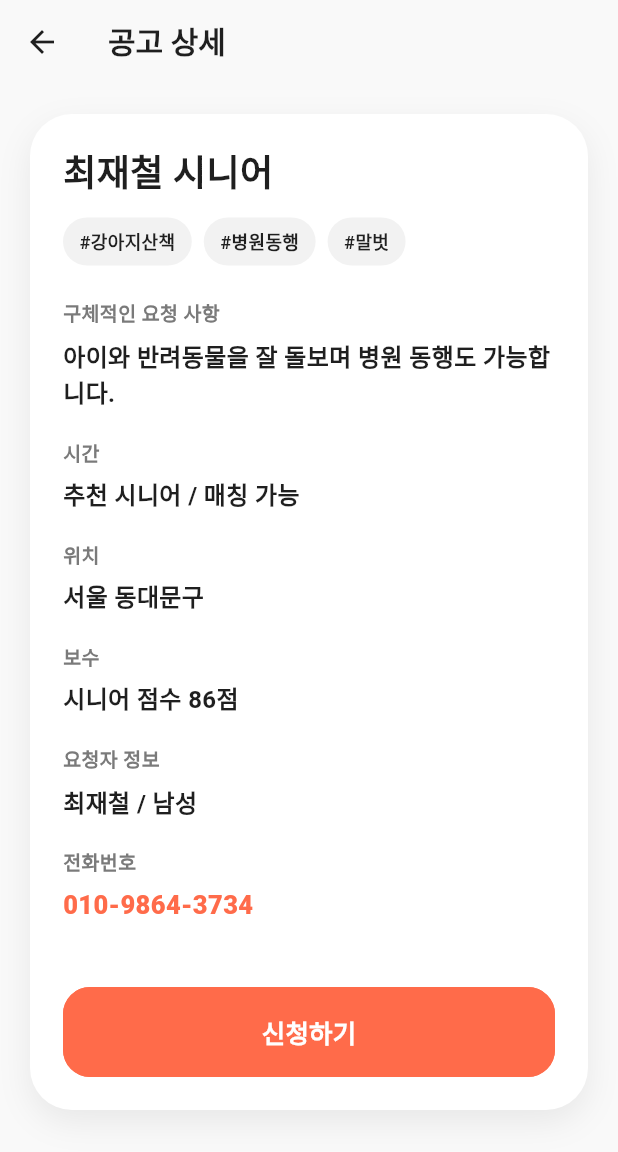
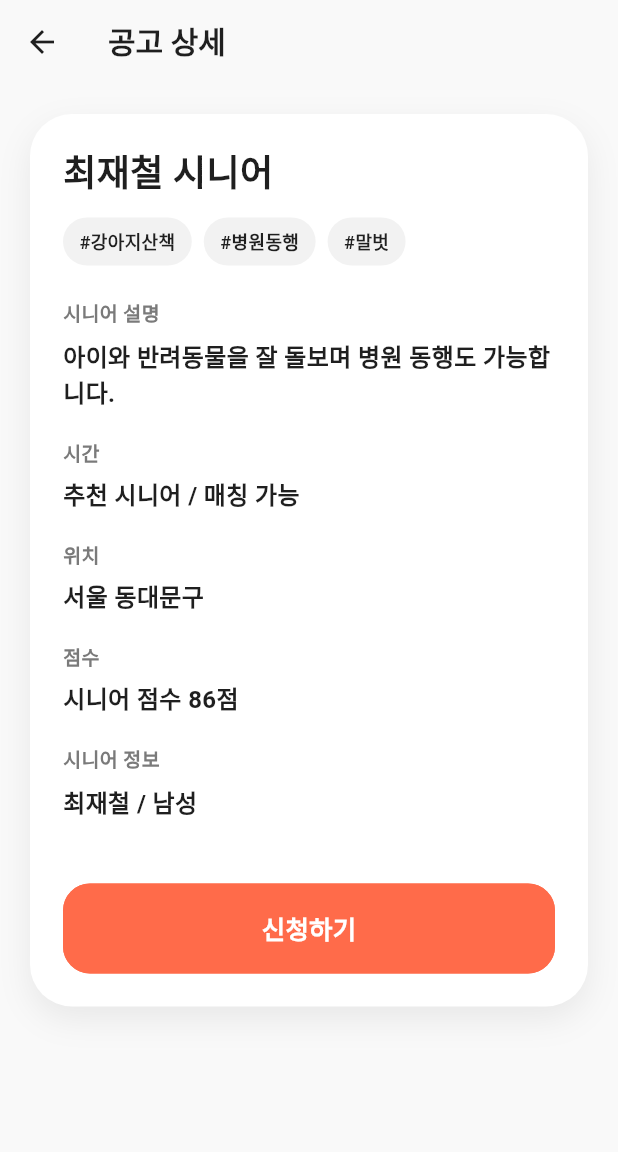
Before and after one commit to woong0529/SEMOTON_TEAM5_FRONTEND, a Flutter app: the RequesterHomeScreen screen opened directly, after a tap on "세부정보 보기", on a phone screen of 412 x 824 dp. Shown: the top 1152 px of the screen. Run offline on Flutter 3.47's test engine with Material 3 defaults, Android fonts, the phone set to English and light mode, and no system bars.

Commit message:
상세페이지의 정보를 시니어와 요청자에 따라 다르게 보여주도록 수정했습니다. 또한 시니어의 경우 일 종료 버튼을 누르면 일 종료 메시지가 뜨도록 했습니다.

```diff
--- a/lib/screens/auth/role_select_screen.dart
+++ b/lib/screens/auth/role_select_screen.dart
@@ -30,6 +30,7 @@ class RoleSelectScreen extends StatelessWidget {
                   height: 1.25,
                 ),
               ),
+              const Spacer(),
               const SizedBox(height: 28),
 
               _RoleCard(
@@ -78,6 +79,7 @@ class RoleSelectScreen extends StatelessWidget {
                   }
                 },
               ),
+              const Spacer(),
             ],
           ),
         ),
@@ -133,7 +135,7 @@ class _RoleCard extends StatelessWidget {
                   Text(
                     title,
                     style: const TextStyle(
-                      fontSize: 20,
+                      fontSize: 18,
                       fontWeight: FontWeight.w800,
                     ),
                   ),
--- a/lib/screens/home/job_detail_screen.dart
+++ b/lib/screens/home/job_detail_screen.dart
@@ -7,12 +7,16 @@ class JobDetailScreen extends StatelessWidget {
   final Map<String, dynamic> post;
   final bool showDecisionButtons;
   final bool showPhoneNumber;
+  final bool terminated;
+  final bool isSenior;
 
   const JobDetailScreen({
     super.key,
     required this.post,
     this.showDecisionButtons = false,
     this.showPhoneNumber = false,
+    this.terminated = false,
+    required this.isSenior,
   });
 
   @override
@@ -55,14 +59,12 @@ class JobDetailScreen extends StatelessWidget {
                 children: tags.map((e) => TagChip(label: e)).toList(),
               ),
               const SizedBox(height: 22),
-              _info('구체적인 요청 사항', post['content']),
+              _info(isSenior ? '시니어 설명' : '구체적인 요청 사항', post['content']),
               _info('시간', '${post['date']} / ${post['time']}'),
               _info('위치', post['location']),
-              _info('보수', post['reward']),
-              _info(
-                '요청자 정보',
-                '${post['requesterName']} / ${post['requesterGender']}',
-              ),
+              _info(isSenior ? '점수' : '보수', post['reward']),
+              _info(isSenior ? '시니어 정보' : '요청자 정보',
+                '${post['requesterName']} / ${post['requesterGender']}',),
               if (showPhoneNumber)
                 _info(
                   '전화번호',
@@ -89,7 +91,17 @@ class JobDetailScreen extends StatelessWidget {
                     ),
                   ],
                 ),
-              ] else ...[
+              ]
+              else if (terminated) ...[
+                AppButton(
+                  text: '일 종료',
+                  onTap: () {ScaffoldMessenger.of(context).showSnackBar(
+                      const SnackBar(content: Text('일이 종료되었어요.')),
+                    );},
+                ),
+
+              ]
+              else ...[
                 AppButton(
                   text: '신청하기',
                   onTap: () {
--- a/lib/screens/home/notification_screen.dart
+++ b/lib/screens/home/notification_screen.dart
@@ -73,6 +73,7 @@ class NotificationScreen extends StatelessWidget {
                     post: item['post'] as Map<String, dynamic>,
                     showDecisionButtons: true,
                     showPhoneNumber: true,
+                    isSenior: isSenior,
                   ),
                 ),
               );
--- a/lib/screens/home/requester_home_screen.dart
+++ b/lib/screens/home/requester_home_screen.dart
@@ -176,7 +176,8 @@ class _RecommendationPage extends StatelessWidget {
                             builder: (_) => JobDetailScreen(
                               post: senior,
                               showDecisionButtons: false,
-                              showPhoneNumber: true,
+                              showPhoneNumber: false,
+                              isSenior: true,
                             ),
                           ),
                         );
--- a/lib/screens/home/senior_home_screen.dart
+++ b/lib/screens/home/senior_home_screen.dart
@@ -164,7 +164,7 @@ class _JobCard extends StatelessWidget {
         Navigator.push(
           context,
           MaterialPageRoute(
-            builder: (_) => JobDetailScreen(post: post),
+            builder: (_) => JobDetailScreen(post: post, isSenior: false),
           ),
         );
       },
@@ -291,6 +291,8 @@ class _MatchingPage extends StatelessWidget {
                       post: post,
                       showDecisionButtons: false,
                       showPhoneNumber: true,
+                      terminated: true,
+                      isSenior: false,
                     ),
                   ),
                 );
```
